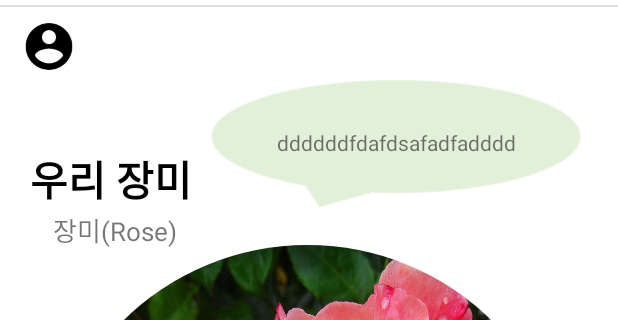
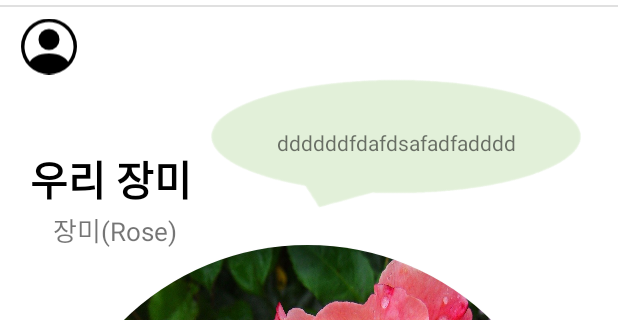
Before and after one commit to choi-jeongwon/ComPlant, an Android app: the layout fragment_main.xml on its own in the app's theme, with its tools: preview values and no code run, on a phone screen of 412 x 824 dp, the part 48-368 px from its top. Run offline under Robolectric (Android 15) with nearby library versions, the phone set to English and light mode, and no system bars.

Commit message:
ic_person_circle.xml 추가, fragment_main.xml에서 개인 프로필 이미지를 ic_person_circle.xml로 수정

```diff
--- a/app/build.gradle
+++ b/app/build.gradle
@@ -35,6 +35,7 @@ dependencies {
     implementation 'androidx.constraintlayout:constraintlayout:2.0.4'
     implementation 'com.google.firebase:firebase-auth:ktx'
     implementation 'com.google.firebase:firebase-storage-ktx'
+    implementation 'com.google.firebase:firebase-firestore:18.0.0'
     implementation 'com.google.android.gms:play-services-auth:19.0.0'
     implementation 'com.google.android.material:material:1.3.0'
     testImplementation 'junit:junit:4.12'
--- /dev/null
+++ b/app/src/main/res/drawable/ic_person_circle.xml
@@ -0,0 +1,13 @@
+<vector xmlns:android="http://schemas.android.com/apk/res/android"
+    android:width="16dp"
+    android:height="16dp"
+    android:viewportWidth="16"
+    android:viewportHeight="16">
+  <path
+      android:pathData="M11,6a3,3 0,1 1,-6 0,3 3,0 0,1 6,0z"
+      android:fillColor="#000000"/>
+  <path
+      android:pathData="M0,8a8,8 0,1 1,16 0A8,8 0,0 1,0 8zM8,1a7,7 0,0 0,-5.468 11.37C3.242,11.226 4.805,10 8,10s4.757,1.225 5.468,2.37A7,7 0,0 0,8 1z"
+      android:fillColor="#000000"
+      android:fillType="evenOdd"/>
+</vector>
--- a/app/src/main/res/layout/fragment_main.xml
+++ b/app/src/main/res/layout/fragment_main.xml
@@ -41,7 +41,7 @@
         android:adjustViewBounds="true"
         android:background="@android:color/transparent"
         android:scaleType="fitCenter"
-        android:src="@drawable/ic_account" />
+        android:src="@drawable/ic_person_circle" />
 
 
     <ImageView
```
